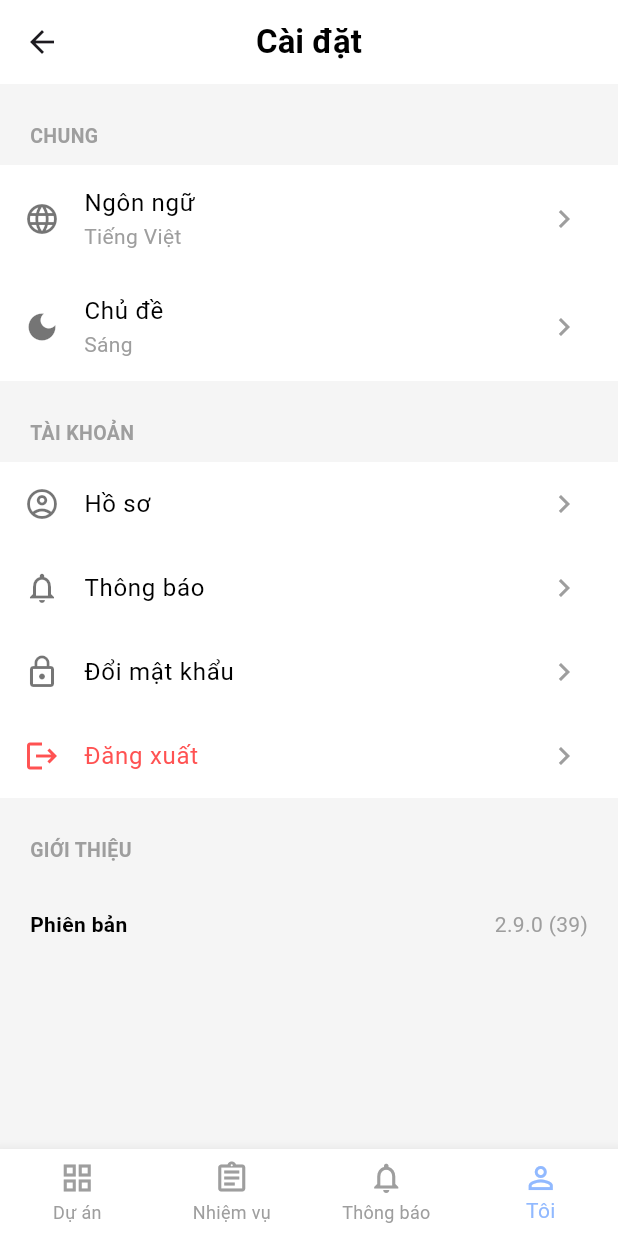
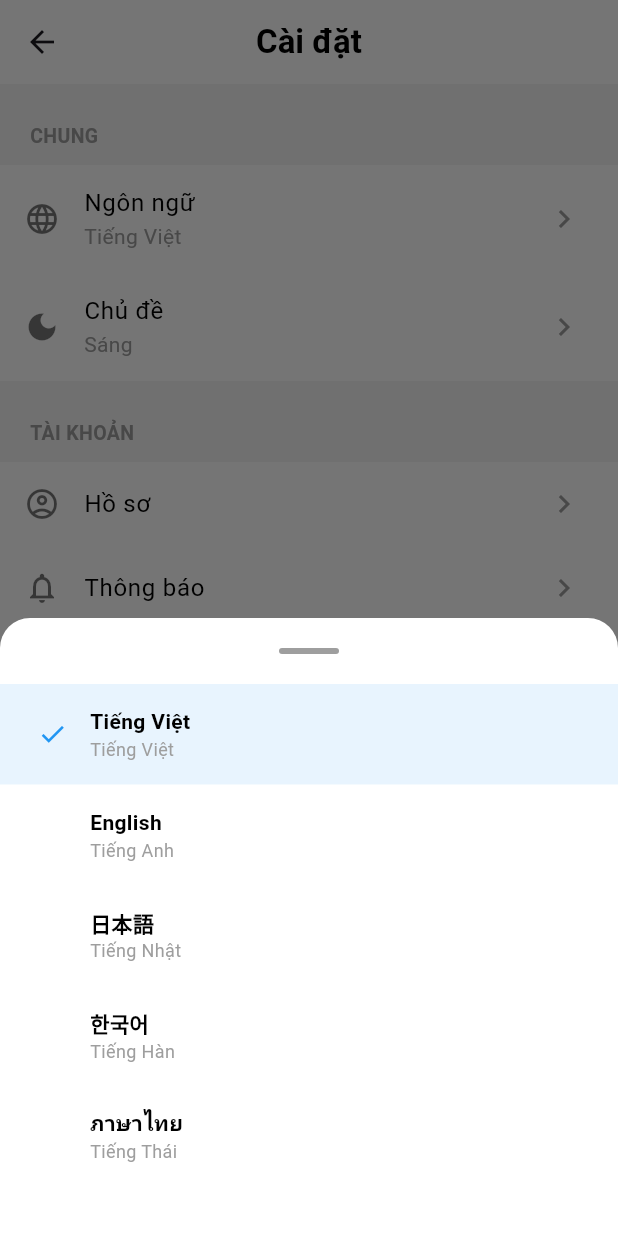
Before and after one commit to Khang87/Nhom2_DoAn_ProTask, a Flutter app: the HomeScreen screen opened by its route, item 4 of the bottom bar chosen, after a tap on "Ngôn ngữ", on a phone screen of 412 x 824 dp. Run offline on Flutter 3.47's test engine with Material 3 defaults, Android fonts, the light colour scheme and no system bars; our stand-ins replace cloud_firestore, firebase_auth, firebase_core, fl_chart, flutter_local_notifications, sqflite and 2 more; accounts and stored records are empty.

Commit message:
Hoàn thiện đồ án: Tích hợp Firebase Firestore, Calendar, Charts, Timeline, Notifications và đa ngôn ngữ

```diff
--- a/lib/provider/locale_provider.dart
+++ b/lib/provider/locale_provider.dart
@@ -93,6 +93,15 @@ class LocaleProvider with ChangeNotifier {
       'error_prefix': 'Lỗi:',
       'task_detail_screen': 'Màn hình Nhiệm vụ chi tiết',
       'group_notifications': 'Thông báo nhóm',
+      'calendar_title': 'Lịch Công việc',
+      'no_tasks_day': 'Không có công việc nào trong ngày này',
+      'charts_title': 'Báo cáo tiến độ',
+      'no_chart_data': 'Chưa có dữ liệu thống kê',
+      'task_completion_rate': 'Tỷ lệ hoàn thành công việc',
+      'completed': 'Hoàn thành',
+      'incomplete': 'Chưa hoàn thành',
+      'timeline_title': 'Timeline Công việc',
+      'no_tasks': 'Chưa có công việc nào',
     },
     'en': {
       'login': 'LOGIN',
@@ -173,6 +182,15 @@ class LocaleProvider with ChangeNotifier {
       'error_prefix': 'Error:',
       'task_detail_screen': 'Task Detail Screen',
       'group_notifications': 'Group Notifications',
+      'calendar_title': 'Task Calendar',
+      'no_tasks_day': 'No tasks for this day',
+      'charts_title': 'Progress Report',
+      'no_chart_data': 'No statistical data yet',
+      'task_completion_rate': 'Task Completion Rate',
+      'completed': 'Completed',
+      'incomplete': 'Incomplete',
+      'timeline_title': 'Task Timeline',
+      'no_tasks': 'No tasks yet',
     },
     'ja': {
       'login': 'ログイン',
@@ -253,6 +271,15 @@ class LocaleProvider with ChangeNotifier {
       'error_prefix': 'エラー：',
       'task_detail_screen': 'タスク詳細画面',
       'group_notifications': 'グループ通知',
+      'calendar_title': 'タスクカレンダー',
+      'no_tasks_day': 'この日のタスクはありません',
+      'charts_title': '進捗レポート',
+      'no_chart_data': '統計データはまだありません',
+      'task_completion_rate': 'タスク完了率',
+      'completed': '完了',
+      'incomplete': '未完了',
+      'timeline_title': 'タスクタイムライン',
+      'no_tasks': 'タスクはまだありません',
     },
     'ko': {
       'login': '로그인',
@@ -333,6 +360,15 @@ class LocaleProvider with ChangeNotifier {
       'error_prefix': '오류:',
       'task_detail_screen': '작업 상세 화면',
       'group_notifications': '그룹 알림',
+      'calendar_title': '작업 캘린더',
+      'no_tasks_day': '이 날의 작업이 없습니다',
+      'charts_title': '진척 보고서',
+      'no_chart_data': '아직 통계 데이터가 없습니다',
+      'task_completion_rate': '작업 완료율',
+      'completed': '완료',
+      'incomplete': '미완료',
+      'timeline_title': '작업 타임라인',
+      'no_tasks': '아직 작업이 없습니다',
     },
     'th': {
       'login': 'เข้าสู่ระบบ',
@@ -413,6 +449,15 @@ class LocaleProvider with ChangeNotifier {
       'error_prefix': 'ข้อผิดพลาด:',
       'task_detail_screen': 'หน้าจอรายละเอียดงาน',
       'group_notifications': 'การแจ้งเตือนกลุ่ม',
+      'calendar_title': 'ปฏิทินงาน',
+      'no_tasks_day': 'ไม่มีงานในวันนี้',
+      'charts_title': 'รายงานความคืบหน้า',
+      'no_chart_data': 'ยังไม่มีข้อมูลสถิติ',
+      'task_completion_rate': 'อัตราการเสร็จสิ้นงาน',
+      'completed': 'เสร็จสมบูรณ์',
+      'incomplete': 'ยังไม่เสร็จ',
+      'timeline_title': 'ไทม์ไลน์งาน',
+      'no_tasks': 'ยังไม่มีงาน',
     },
   };
 
--- a/lib/screen/home_screen.dart
+++ b/lib/screen/home_screen.dart
@@ -2,6 +2,7 @@ import 'package:flutter/material.dart';
 import 'package:provider/provider.dart';
 import '../provider/auth_provider.dart';
 import '../provider/theme_provider.dart';
+import '../provider/locale_provider.dart';
 import 'profile_screen.dart';
 
 class HomeScreen extends StatefulWidget {
@@ -17,12 +18,13 @@ class _HomeScreenState extends State<HomeScreen> {
   @override
   Widget build(BuildContext context) {
     final themeProvider = Provider.of<ThemeProvider>(context);
+    final localeProvider = Provider.of<LocaleProvider>(context);
     final isDark = themeProvider.isDarkMode;
 
     final List<Widget> _pages = [
       const HomeTab(),
-      const Center(child: Text("Màn hình Nhiệm vụ chi tiết")),
-      const Center(child: Text("Thông báo nhóm")),
+      Center(child: Text(localeProvider.getText('task_detail_screen'))),
+      Center(child: Text(localeProvider.getText('group_notifications'))),
       const ProfileScreen(),
     ];
 
@@ -42,11 +44,11 @@ class _HomeScreenState extends State<HomeScreen> {
           currentIndex: _selectedIndex,
           type: BottomNavigationBarType.fixed,
           onTap: (index) => setState(() => _selectedIndex = index),
-          items: const [
-            BottomNavigationBarItem(icon: Icon(Icons.grid_view_outlined), label: "Dự án"),
-            BottomNavigationBarItem(icon: Icon(Icons.assignment_outlined), label: "Nhiệm vụ"),
-            BottomNavigationBarItem(icon: Icon(Icons.notifications_outlined), label: "Thông báo"),
-            BottomNavigationBarItem(icon: Icon(Icons.person_outline), label: "Tôi"),
+          items: [
+            BottomNavigationBarItem(icon: const Icon(Icons.grid_view_outlined), label: localeProvider.getText('projects')),
+            BottomNavigationBarItem(icon: const Icon(Icons.assignment_outlined), label: localeProvider.getText('tasks')),
+            BottomNavigationBarItem(icon: const Icon(Icons.notifications_outlined), label: localeProvider.getText('notifications_tab')),
+            BottomNavigationBarItem(icon: const Icon(Icons.person_outline), label: localeProvider.getText('me')),
           ],
         ),
       ),
@@ -60,6 +62,7 @@ class HomeTab extends StatelessWidget {
   @override
   Widget build(BuildContext context) {
     final authProvider = Provider.of<AuthProvider>(context);
+    final localeProvider = Provider.of<LocaleProvider>(context);
     final isDark = Theme.of(context).brightness == Brightness.dark;
     final String username = authProvider.currentUser?['username'] ?? "Bùi Quốc Hùng";
 
@@ -72,7 +75,7 @@ class HomeTab extends StatelessWidget {
           backgroundColor: isDark ? const Color(0xFF1E1E1E) : Colors.white,
           elevation: 0,
           title: Text(
-            "ProTask Projects",
+            localeProvider.getText('app_projects_title'),
             style: TextStyle(color: isDark ? Colors.white : Colors.black, fontWeight: FontWeight.bold),
           ),
           actions: [
@@ -88,10 +91,10 @@ class HomeTab extends StatelessWidget {
             child: Column(
               crossAxisAlignment: CrossAxisAlignment.start,
               children: [
-                Text("Chào mừng, $username 👋", style: const TextStyle(color: Colors.grey)),
+                Text("${localeProvider.getText('welcome')}, $username 👋", style: const TextStyle(color: Colors.grey)),
                 const SizedBox(height: 25),
 
-                const Text("Dự án đang chạy", style: TextStyle(fontSize: 18, fontWeight: FontWeight.bold)),
+                Text(localeProvider.getText('running_projects'), style: const TextStyle(fontSize: 18, fontWeight: FontWeight.bold)),
                 const SizedBox(height: 15),
 
                 // Dự án cuộn ngang có link nộp bài
@@ -100,20 +103,20 @@ class HomeTab extends StatelessWidget {
                   child: ListView(
                     scrollDirection: Axis.horizontal,
                     children: [
-                      _buildProjectCard("App Coffee Shop", "Hùng (L), Huy, Khang", 0.7, Colors.orange, isDark),
-                      _buildProjectCard("Website Đồ án", "Hùng (L), Nam", 0.3, Colors.blue, isDark),
+                      _buildProjectCard("App Coffee Shop", "Hùng (L), Huy, Khang", 0.7, Colors.orange, isDark, localeProvider),
+                      _buildProjectCard("Website Đồ án", "Hùng (L), Nam", 0.3, Colors.blue, isDark, localeProvider),
                     ],
                   ),
                 ),
 
                 const SizedBox(height: 30),
-                const Text("Nhiệm vụ của bạn", style: TextStyle(fontSize: 18, fontWeight: FontWeight.bold)),
+                Text(localeProvider.getText('your_tasks'), style: const TextStyle(fontSize: 18, fontWeight: FontWeight.bold)),
                 const SizedBox(height: 15),
 
                 // Danh sách Task (SỬA LỖI CHỮ TO Ở ĐÂY)
-                _buildTaskItem("Thiết kế UI Login", "Đồ án Mobile", "Hôm nay", true, isDark),
-                _buildTaskItem("Fix lỗi Database", "Website", "Hết hạn", false, isDark, isOverdue: true),
-                _buildTaskItem("Làm slide báo cáo", "Nhóm 1", "2 ngày tới", false, isDark),
+                _buildTaskItem("Thiết kế UI Login", "Đồ án Mobile", localeProvider.getText('today'), true, isDark),
+                _buildTaskItem("Fix lỗi Database", "Website", localeProvider.getText('overdue'), false, isDark, isOverdue: true),
+                _buildTaskItem("Làm slide báo cáo", "Nhóm 1", "2 ${localeProvider.getText('days_left')}", false, isDark),
               ],
             ),
           ),
@@ -122,7 +125,7 @@ class HomeTab extends StatelessWidget {
     );
   }
 
-  Widget _buildProjectCard(String name, String members, double progress, Color color, bool isDark) {
+  Widget _buildProjectCard(String name, String members, double progress, Color color, bool isDark, LocaleProvider localeProvider) {
     return Container(
       width: 250,
       margin: const EdgeInsets.only(right: 15),
@@ -155,7 +158,7 @@ class HomeTab extends StatelessWidget {
               children: [
                 Icon(Icons.link, size: 14, color: color),
                 const SizedBox(width: 5),
-                Text("Link nộp task", style: TextStyle(color: color, fontSize: 11, fontWeight: FontWeight.bold)),
+                Text(localeProvider.getText('link_task'), style: TextStyle(color: color, fontSize: 11, fontWeight: FontWeight.bold)),
               ],
             ),
           ),
@@ -210,6 +213,7 @@ class HomeTab extends StatelessWidget {
   }
 
   void _showCreateProjectDialog(BuildContext context, bool isDark) {
+    final localeProvider = Provider.of<LocaleProvider>(context, listen: false);
     showModalBottomSheet(
       context: context,
       isScrollControlled: true,
@@ -220,16 +224,16 @@ class HomeTab extends StatelessWidget {
         child: Column(
           mainAxisSize: MainAxisSize.min,
           children: [
-            const Text("Tạo dự án mới", style: TextStyle(fontSize: 18, fontWeight: FontWeight.bold)),
+            Text(localeProvider.getText('create_new_project'), style: const TextStyle(fontSize: 18, fontWeight: FontWeight.bold)),
             const SizedBox(height: 20),
-            TextField(decoration: InputDecoration(labelText: "Tên dự án", border: OutlineInputBorder(borderRadius: BorderRadius.circular(10)))),
+            TextField(decoration: InputDecoration(labelText: localeProvider.getText('project_name'), border: OutlineInputBorder(borderRadius: BorderRadius.circular(10)))),
             const SizedBox(height: 15),
-            TextField(decoration: InputDecoration(labelText: "Link nộp bài (URL)", border: OutlineInputBorder(borderRadius: BorderRadius.circular(10)))),
+            TextField(decoration: InputDecoration(labelText: localeProvider.getText('link_task_url'), border: OutlineInputBorder(borderRadius: BorderRadius.circular(10)))),
             const SizedBox(height: 20),
             ElevatedButton(
               onPressed: () => Navigator.pop(context),
               style: ElevatedButton.styleFrom(backgroundColor: Colors.blue, minimumSize: const Size(double.infinity, 50)),
-              child: const Text("Tạo ngay", style: TextStyle(color: Colors.white)),
+              child: Text(localeProvider.getText('create_now'), style: const TextStyle(color: Colors.white)),
             ),
             const SizedBox(height: 20),
           ],
--- a/lib/screen/profile_screen.dart
+++ b/lib/screen/profile_screen.dart
@@ -22,48 +22,106 @@ class ProfileScreen extends StatelessWidget {
       appBar: AppBar(
         backgroundColor: isDark ? const Color(0xFF1E1E1E) : Colors.white,
         elevation: 0,
-        title: Text("Cài đặt", style: TextStyle(color: isDark ? Colors.white : Colors.black, fontWeight: FontWeight.bold)),
+        title: Text(localeProvider.getText('settings'), style: TextStyle(color: isDark ? Colors.white : Colors.black, fontWeight: FontWeight.bold)),
         centerTitle: true,
       ),
       body: ListView(
         children: [
-          _buildSectionTitle("CHUNG"),
-          _buildSettingTile(Icons.language, "Ngôn ngữ", isDark, subtitle: localeProvider.currentLanguageNativeName, onTap: () {}),
-          _buildSettingTile(Icons.dark_mode, "Chủ đề", isDark, subtitle: isDark ? "Tối" : "Sáng", onTap: () => themeProvider.toggleTheme()),
+          _buildSectionTitle(localeProvider.getText('general')),
+          _buildSettingTile(Icons.language, localeProvider.getText('language'), isDark,
+              subtitle: localeProvider.currentLanguageNativeName,
+              onTap: () => _showLanguagePicker(context)),
+          _buildSettingTile(Icons.dark_mode, localeProvider.getText('theme'), isDark,
+              subtitle: isDark ? localeProvider.getText('dark') : localeProvider.getText('light'),
+              onTap: () => themeProvider.toggleTheme()),
 
-          _buildSectionTitle("TÀI KHOẢN"),
-          _buildSettingTile(Icons.account_circle_outlined, "Hồ sơ", isDark, onTap: () {
+          _buildSectionTitle(localeProvider.getText('account')),
+          _buildSettingTile(Icons.account_circle_outlined, localeProvider.getText('profile'), isDark, onTap: () {
             Navigator.push(context, MaterialPageRoute(builder: (context) => const MyProfileScreen()));
           }),
-          _buildSettingTile(Icons.notifications_none, "Thông báo", isDark, onTap: () {
+          _buildSettingTile(Icons.notifications_none, localeProvider.getText('notifications'), isDark, onTap: () {
             Navigator.push(context, MaterialPageRoute(builder: (context) => const NotificationScreen()));
           }),
-          _buildSettingTile(Icons.lock_outline, "Đổi mật khẩu", isDark, onTap: () {
+          _buildSettingTile(Icons.lock_outline, localeProvider.getText('change_password'), isDark, onTap: () {
             Navigator.push(context, MaterialPageRoute(builder: (context) => const ChangePasswordScreen()));
           }),
-          _buildSettingTile(Icons.logout, "Đăng xuất", isDark, titleColor: Colors.redAccent,
+          _buildSettingTile(Icons.logout, localeProvider.getText('logout'), isDark, titleColor: Colors.redAccent,
               onTap: () => _showLogoutDialog(context, isDark, authProvider)),
 
-          _buildSectionTitle("GIỚI THIỆU"),
-          _buildVersionRow(isDark),
+          _buildSectionTitle(localeProvider.getText('about')),
+          _buildVersionRow(isDark, localeProvider),
         ],
       ),
     );
   }
 
+  void _showLanguagePicker(BuildContext context) {
+    final localeProvider = Provider.of<LocaleProvider>(context, listen: false);
+    final isDark = Theme.of(context).brightness == Brightness.dark;
+    showModalBottomSheet(
+      context: context,
+      backgroundColor: isDark ? const Color(0xFF1E1E1E) : Colors.white,
+      shape: const RoundedRectangleBorder(borderRadius: BorderRadius.vertical(top: Radius.circular(20))),
+      builder: (context) => Container(
+        padding: const EdgeInsets.symmetric(vertical: 20),
+        height: MediaQuery.of(context).size.height * 0.5,
+        child: Column(
+          children: [
+            Container(width: 40, height: 4, decoration: BoxDecoration(color: Colors.grey, borderRadius: BorderRadius.circular(2))),
+            const SizedBox(height: 20),
+            Expanded(
+              child: ListView.builder(
+                itemCount: localeProvider.supportedLocales.length,
+                itemBuilder: (context, index) {
+                  final langCode = localeProvider.supportedLocales.keys.elementAt(index);
+                  final langData = localeProvider.supportedLocales[langCode]!;
+                  final bool isSelected = langCode == localeProvider.locale.languageCode;
+                  return InkWell(
+                    onTap: () {
+                      localeProvider.setLocale(langCode);
+                      Navigator.pop(context);
+                    },
+                    child: Container(
+                      color: isSelected ? (isDark ? Colors.white10 : Colors.blue.withOpacity(0.1)) : Colors.transparent,
+                      padding: const EdgeInsets.symmetric(horizontal: 25, vertical: 15),
+                      child: Row(
+                        children: [
+                          Opacity(opacity: isSelected ? 1.0 : 0.0, child: const Icon(Icons.check, color: Colors.blue, size: 20)),
+                          const SizedBox(width: 15),
+                          Column(
+                            crossAxisAlignment: CrossAxisAlignment.start,
+                            children: [
+                              Text(langData['native']!, style: TextStyle(fontWeight: FontWeight.bold, color: isDark ? Colors.white : Colors.black)),
+                              Text(langData['vietnamese']!, style: const TextStyle(fontSize: 12, color: Colors.grey)),
+                            ],
+                          ),
+                        ],
+                      ),
+                    ),
+                  );
+                },
+              ),
+            ),
+          ],
+        ),
+      ),
+    );
+  }
+
   void _showLogoutDialog(BuildContext context, bool isDark, AuthProvider auth) {
+    final localeProvider = Provider.of<LocaleProvider>(context, listen: false);
     showDialog(
       context: context,
       builder: (context) => AlertDialog(
         backgroundColor: isDark ? const Color(0xFF2C2C2E) : Colors.white,
         shape: RoundedRectangleBorder(borderRadius: BorderRadius.circular(20)),
-        title: const Text("Đăng xuất khỏi ProTask App?", style: TextStyle(fontSize: 18, fontWeight: FontWeight.bold)),
+        title: Text(localeProvider.getText('logout_confirm'), style: const TextStyle(fontSize: 18, fontWeight: FontWeight.bold)),
         actions: [
-          TextButton(onPressed: () => Navigator.pop(context), child: const Text("Huỷ bỏ", style: TextStyle(color: Colors.blue))),
+          TextButton(onPressed: () => Navigator.pop(context), child: Text(localeProvider.getText('cancel'), style: const TextStyle(color: Colors.blue))),
           ElevatedButton(
             onPressed: () { Navigator.pop(context); auth.logout(); },
-            style: ElevatedButton.styleFrom(backgroundColor: const Color(0xFF91B9FF), shape: StadiumBorder()),
-            child: const Text("Đăng xuất", style: TextStyle(color: Colors.black)),
+            style: ElevatedButton.styleFrom(backgroundColor: const Color(0xFF91B9FF), shape: const StadiumBorder()),
+            child: Text(localeProvider.getText('logout'), style: const TextStyle(color: Colors.black)),
           ),
         ],
       ),
@@ -88,10 +146,10 @@ class ProfileScreen extends StatelessWidget {
     );
   }
 
-  Widget _buildVersionRow(bool isDark) => Padding(
+  Widget _buildVersionRow(bool isDark, LocaleProvider localeProvider) => Padding(
     padding: const EdgeInsets.all(20),
     child: Row(mainAxisAlignment: MainAxisAlignment.spaceBetween, children: [
-      Text("Phiên bản", style: TextStyle(color: isDark ? Colors.white : Colors.black, fontWeight: FontWeight.bold)),
+      Text(localeProvider.getText('version'), style: TextStyle(color: isDark ? Colors.white : Colors.black, fontWeight: FontWeight.bold)),
       const Text("2.9.0 (39)", style: TextStyle(color: Colors.grey)),
     ]),
   );
```
Also changed, not shown: lib/screen/calendar_screen.dart (+5 -2 lines), lib/screen/change_password_screen.dart (+11 -8 lines), lib/screen/charts_screen.dart (+8 -5 lines), lib/screen/timeline_screen.dart (+5 -2 lines).
